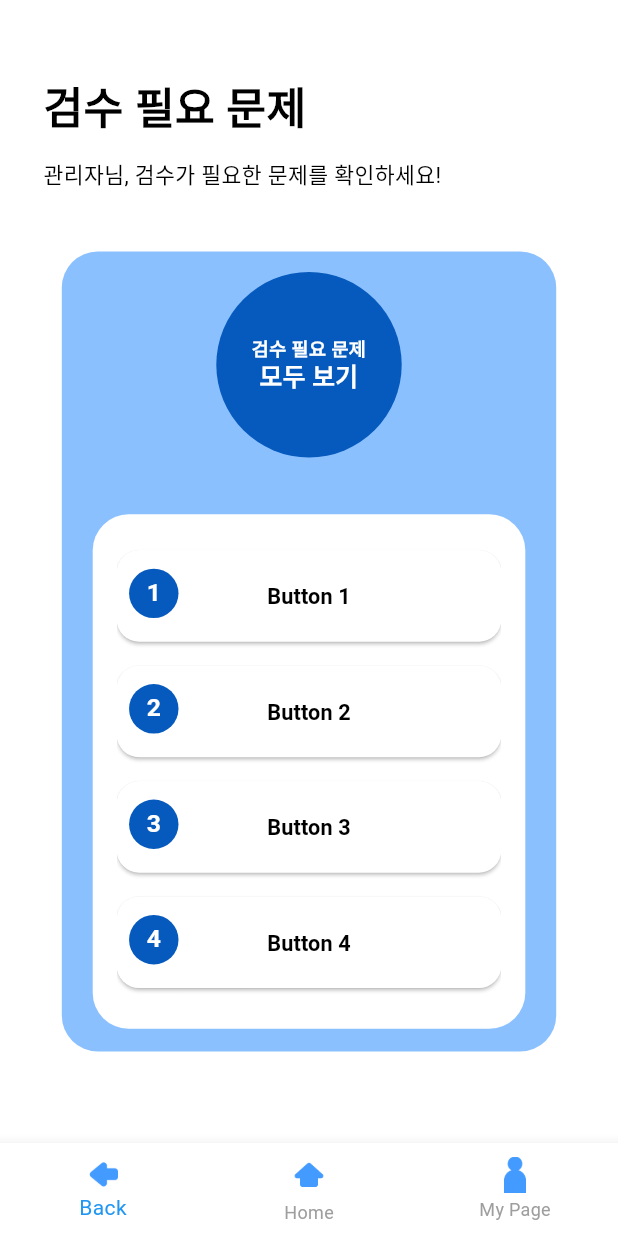
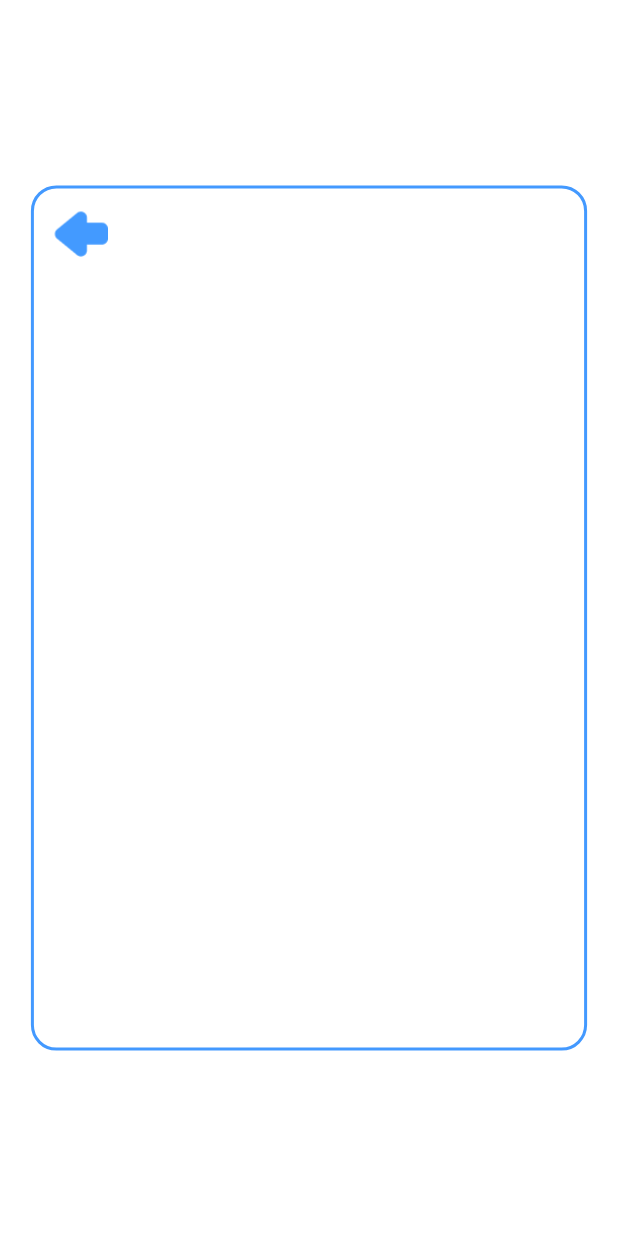
Before and after one commit to guddnboy/Daywon_FE, a Flutter app: the AdminPage screen opened directly, after a tap on "검수 필요 문제", on a phone screen of 412 x 824 dp. Run offline on Flutter 3.47's test engine with Material 3 defaults, Android fonts, the light colour scheme and no system bars; our stand-ins replace video_player; Roboto replaces fonts that are missing (KCC-Hanbit).

Commit message:
검수할 콘텐츠 페이지 기본 레이아웃

```diff
--- a/lib/pages/admin/AdminPage.dart
+++ b/lib/pages/admin/AdminPage.dart
@@ -4,6 +4,7 @@ import 'package:flutter/material.dart';
 import 'package:project/pages/admin/CompleteCheckProblem.dart';
 
 import 'package:project/pages/admin/AdminCreateProblemPage.dart';
+import 'package:project/pages/admin/ContentReview.dart';
 import 'package:project/pages/admin/NeedToCheckProblem.dart';
 
 void main() {
@@ -209,7 +210,7 @@ class _AdminPageState extends State<AdminPage> {
                         Navigator.push(
                           context,
                           MaterialPageRoute(
-                            builder: (context) => NeedToCheckProblem(),
+                            builder: (context) => const ContentReview(),
                           ),
                         );
                       },
--- /dev/null
+++ b/lib/pages/admin/ContentReview.dart
@@ -0,0 +1,66 @@
+import 'package:flutter/material.dart';
+
+void main() {
+  runApp(ContentReview());
+}
+
+class ContentReview extends StatelessWidget {
+  const ContentReview({super.key});
+
+  Widget build(BuildContext context) {
+    return Scaffold(
+      body: Center(
+        child: Container(
+          width: MediaQuery.of(context).size.width,
+          height: MediaQuery.of(context).size.height,
+          clipBehavior: Clip.antiAlias,
+          decoration: const BoxDecoration(
+            color: Colors.white,
+            boxShadow: [
+              BoxShadow(
+                color: Color(0x3F000000),
+                blurRadius: 4,
+                offset: Offset(0, 4),
+                spreadRadius: 0,
+              )
+            ],
+          ),
+          child: Center(
+            child: Stack(
+              children: [
+                Container(
+                  width: MediaQuery.of(context).size.width * 0.9,
+                  height: MediaQuery.of(context).size.height * 0.7,
+                  decoration: ShapeDecoration(
+                    color: Colors.white,
+                    shape: RoundedRectangleBorder(
+                      side: const BorderSide(
+                        width: 2,
+                        color: Color(0xFF4399FF),
+                      ),
+                      borderRadius: BorderRadius.circular(17),
+                    ),
+                  ),
+                ),
+                Positioned(
+                  top: 10,
+                  left: 10,
+                  child: GestureDetector(
+                    onTap: () {
+                      Navigator.pop(context);
+                    },
+                    child: Image.asset(
+                      'assets/img/backbtn.png',
+                      width: 45,
+                      height: 45,
+                    ),
+                  ),
+                ),
+              ],
+            ),
+          ),
+        ),
+      ),
+    );
+  }
+}
```
